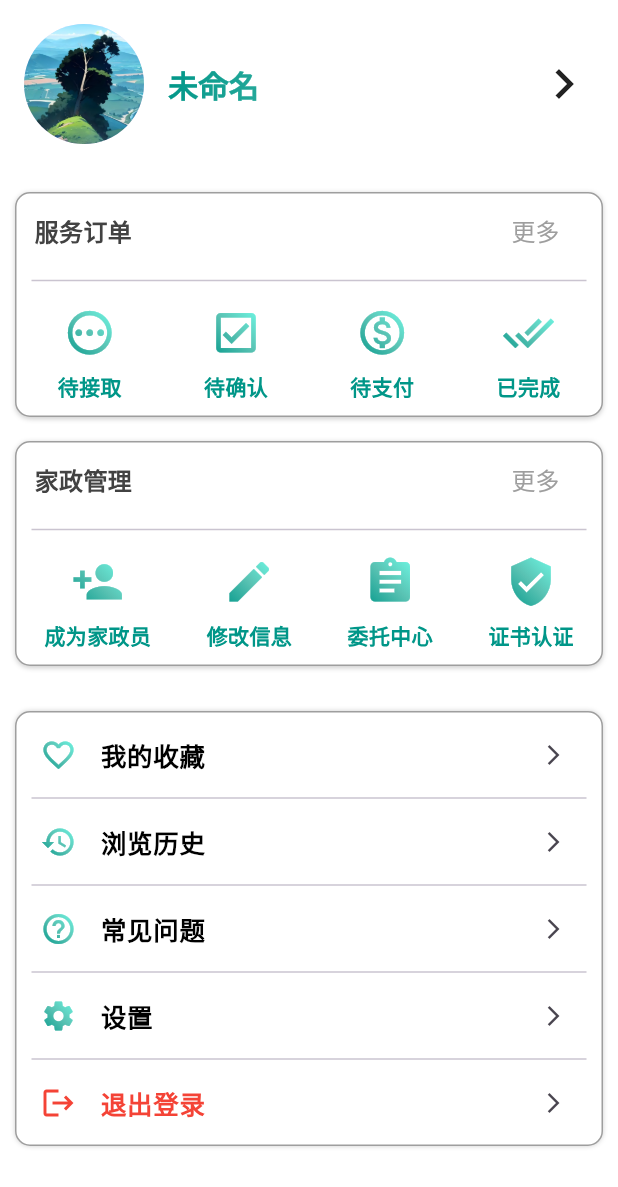
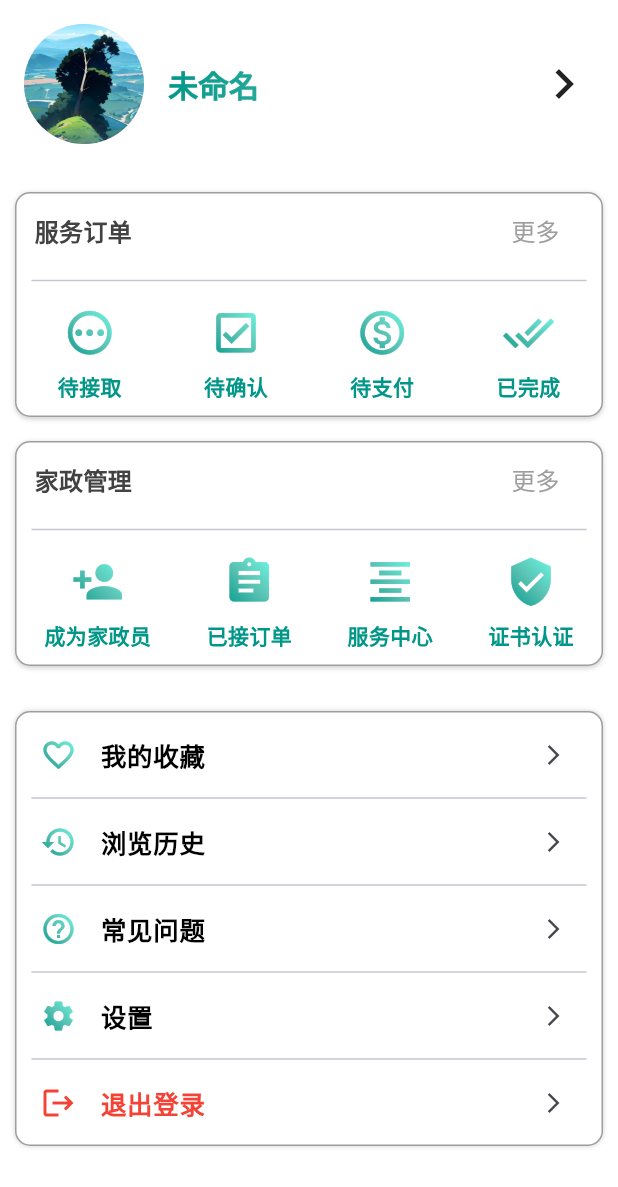
Before and after one commit to IHLZH/jiayuan, a Flutter app: the UserPage screen opened directly, on a phone screen of 412 x 824 dp. Shown: the top 1187 px of the screen. Run offline on Flutter 3.47's test engine with Material 3 defaults, Android fonts, the phone set to English and light mode, and no system bars; drawn by our look-alikes of oktoast; our stand-ins replace cached_network_image, cookie_jar, dio, dio_cookie_manager, dotted_border, fl_chart and 7 more; missing offline and left inert: amap_flutter_base, amap_flutter_location, amap_flutter_map, dart:ffi, flustars, flutter_pickers; accounts and stored records are empty.

Commit message:
修改家政管理栏

```diff
--- a/lib/page/user_page/user_page.dart
+++ b/lib/page/user_page/user_page.dart
@@ -284,7 +284,7 @@ class _UserPageState extends State<UserPage> {
                 _jumpToOrderPage(4);
               } else if (title == '已完成') {
                 _jumpToOrderPage(5);
-              } else if (title == '委托中心') {
+              } else if (title == '服务中心') {
                 _jumpToCommissionCenterPage();
               } else if (title == '成为家政员') {
                 _jumpToKeeperCertified();
@@ -611,8 +611,8 @@ class _UserPageState extends State<UserPage> {
                         mainAxisAlignment: MainAxisAlignment.spaceAround,
                         children: [
                           _buildManagementOption(Icons.person_add, '成为家政员'),
-                          _buildManagementOption(Icons.edit, '修改信息'),
-                          _buildManagementOption(Icons.assignment, '委托中心'),
+                          _buildManagementOption(Icons.assignment, '已接订单'),
+                          _buildManagementOption(Icons.format_align_center_outlined, '服务中心'),
                           _buildManagementOption(Icons.verified_user, '证书认证'),
                         ],
                       ),
```
